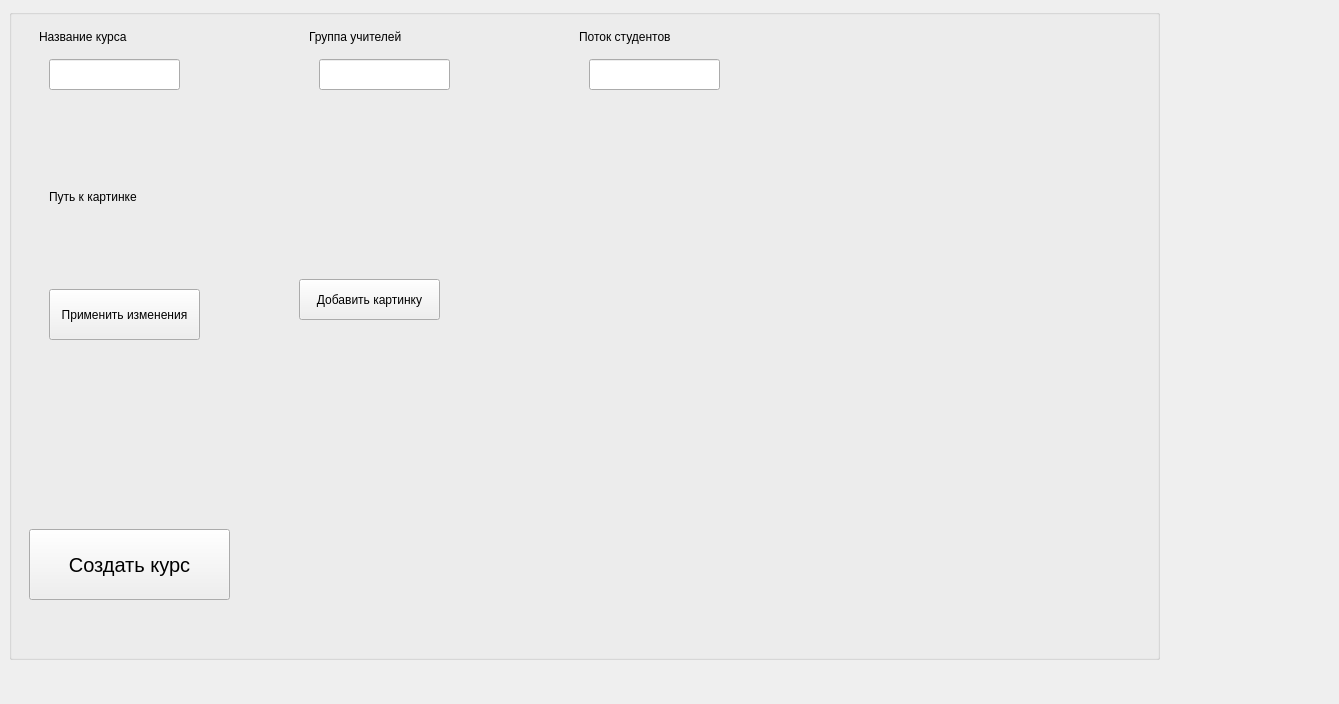
This is client/Forms/CourseAdder/courseadder.ui in sofinvalery/LMS as Qt 5 draws it before an edit. The edited form follows.
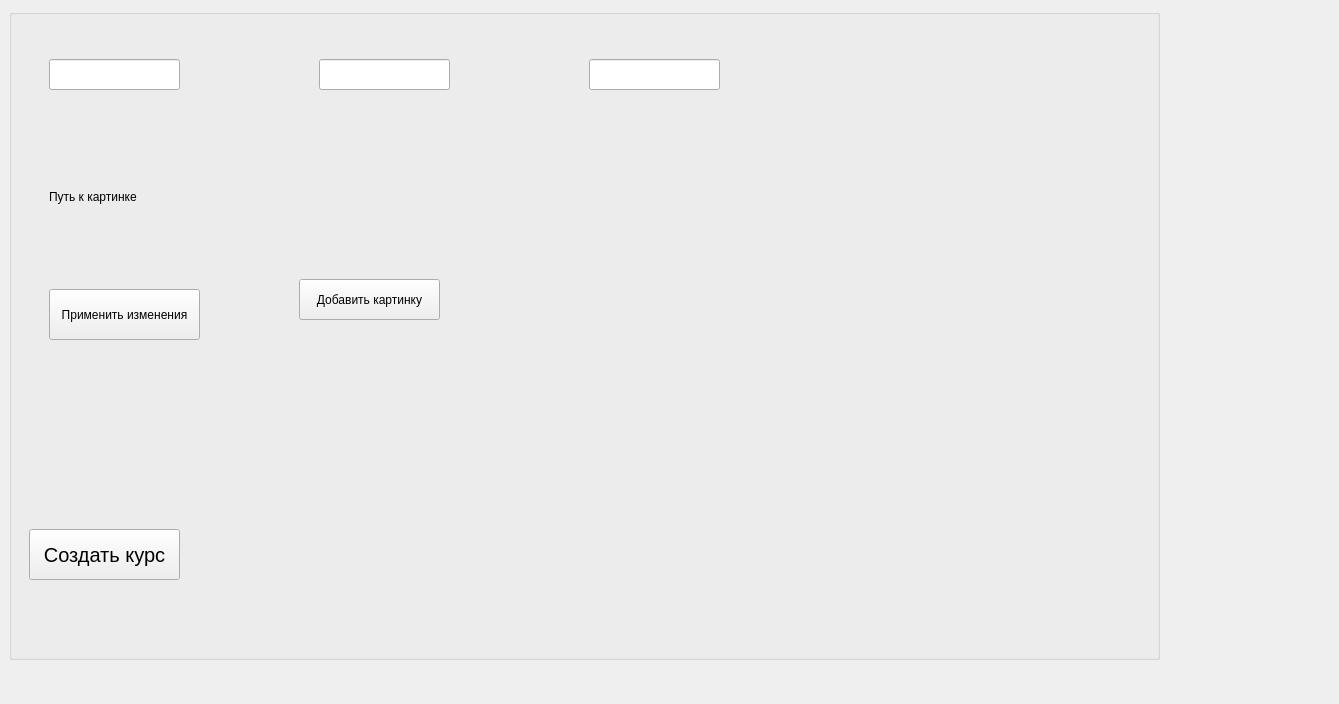
This is the edited form.

What changed in the file:
```diff
--- a/client/Forms/CourseAdder/courseadder.ui
+++ b/client/Forms/CourseAdder/courseadder.ui
@@ -72,8 +72,8 @@
      <rect>
       <x>310</x>
       <y>110</y>
-      <width>201</width>
-      <height>41</height>
+      <width>251</width>
+      <height>61</height>
      </rect>
     </property>
     <property name="styleSheet">
@@ -86,10 +86,10 @@
    <widget class="QLabel" name="StudentsError">
     <property name="geometry">
      <rect>
-      <x>580</x>
+      <x>620</x>
       <y>110</y>
-      <width>211</width>
-      <height>21</height>
+      <width>371</width>
+      <height>61</height>
      </rect>
     </property>
     <property name="styleSheet">
@@ -136,45 +136,6 @@
      <string>Путь к картинке</string>
     </property>
    </widget>
-   <widget class="QLabel" name="label_3">
-    <property name="geometry">
-     <rect>
-      <x>30</x>
-      <y>20</y>
-      <width>161</width>
-      <height>16</height>
-     </rect>
-    </property>
-    <property name="text">
-     <string>Название курса</string>
-    </property>
-   </widget>
-   <widget class="QLabel" name="label_4">
-    <property name="geometry">
-     <rect>
-      <x>300</x>
-      <y>20</y>
-      <width>161</width>
-      <height>16</height>
-     </rect>
-    </property>
-    <property name="text">
-     <string>Группа учителей</string>
-    </property>
-   </widget>
-   <widget class="QLabel" name="label_5">
-    <property name="geometry">
-     <rect>
-      <x>570</x>
-      <y>20</y>
-      <width>161</width>
-      <height>16</height>
-     </rect>
-    </property>
-    <property name="text">
-     <string>Поток студентов</string>
-    </property>
-   </widget>
    <widget class="QPushButton" name="FoundIMG">
     <property name="geometry">
      <rect>
@@ -193,8 +154,8 @@
      <rect>
       <x>20</x>
       <y>520</y>
-      <width>201</width>
-      <height>71</height>
+      <width>151</width>
+      <height>51</height>
      </rect>
     </property>
     <property name="font">
```
